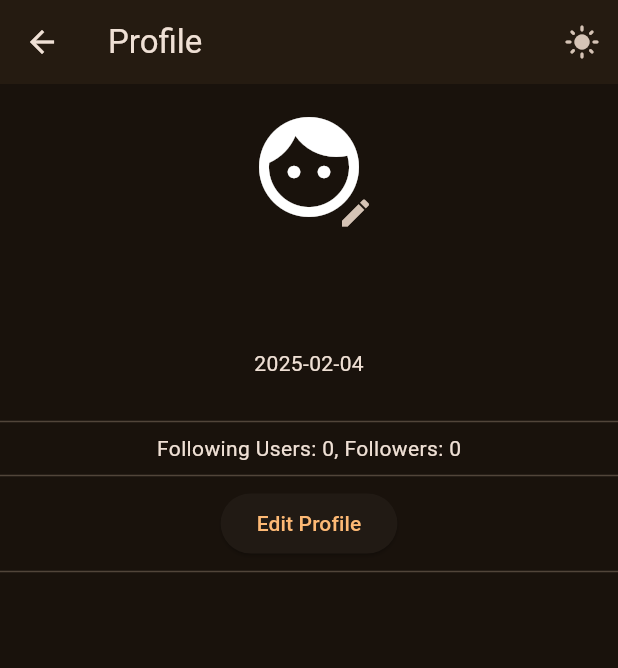
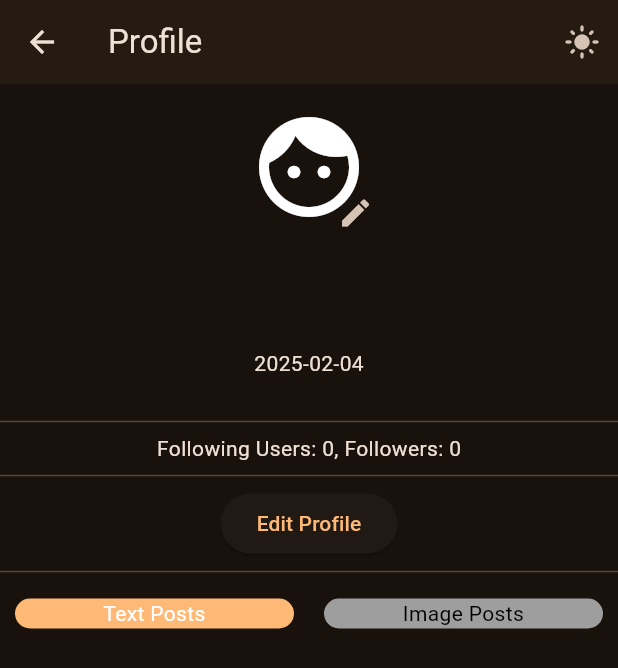
Before and after one commit to CROztk/CROztk.github.io, a Flutter app: the MyProfilePageMobile screen opened by its route, on a phone screen of 412 x 824 dp. Shown: the top 668 px of the screen. Run offline on Flutter 3.47's test engine with Material 3 defaults, Android fonts, the light colour scheme and no system bars; our stand-ins replace cloud_firestore, firebase_auth, firebase_core, firebase_storage, image_picker; accounts and stored records are empty; network calls fail.

Commit message:
some improvements

```diff
--- a/social/lib/Mobile/profile_page_m.dart
+++ b/social/lib/Mobile/profile_page_m.dart
@@ -3,6 +3,8 @@ import 'package:firebase_auth/firebase_auth.dart';
 import 'package:flutter/material.dart';
 import 'package:flutter/services.dart';
 import 'package:social/components/my_appbar.dart';
+import 'package:social/components/my_photo_post.dart';
+import 'package:social/components/my_text_post.dart';
 import 'package:social/components/my_textfield.dart';
 import 'package:social/database/firestore.dart';
 import 'package:social/database/storage.dart';
@@ -23,6 +25,7 @@ class _MyProfilePageMobileState extends State<MyProfilePageMobile> {
   TextEditingController nameController = TextEditingController();
   Timestamp dobTimestamp = Timestamp.now();
   bool isEditing = false;
+  bool isTextPostTab = true;
 
   // all user information fields
   // username, email, dob, bio, following, followers
@@ -257,8 +260,53 @@ class _MyProfilePageMobileState extends State<MyProfilePageMobile> {
                       ),
                     ),
                   const Divider(),
+                  Row(
+                    children: [
+                      Expanded(
+                        child: GestureDetector(
+                          onTap: () => setState(() => isTextPostTab = true),
+                          child: Container(
+                            margin: const EdgeInsets.all(10),
+                            decoration: BoxDecoration(
+                              color: isTextPostTab
+                                  ? Theme.of(context).colorScheme.primary
+                                  : Colors.grey,
+                              borderRadius: BorderRadius.circular(10),
+                            ),
+                            child: Text("Text Posts",
+                                textAlign: TextAlign.center,
+                                style: TextStyle(
+                                    color: isTextPostTab
+                                        ? Colors.white
+                                        : Colors.black)),
+                          ),
+                        ),
+                      ),
+                      Expanded(
+                        child: GestureDetector(
+                          onTap: () => setState(() => isTextPostTab = false),
+                          child: Container(
+                            margin: const EdgeInsets.all(10),
+                            decoration: BoxDecoration(
+                                color: isTextPostTab
+                                    ? Colors.grey
+                                    : Theme.of(context).colorScheme.primary,
+                                borderRadius: BorderRadius.circular(10)),
+                            child: Text("Image Posts",
+                                textAlign: TextAlign.center,
+                                style: TextStyle(
+                                    color: isTextPostTab
+                                        ? Colors.black
+                                        : Colors.white)),
+                          ),
+                        ),
+                      ),
+                    ],
+                  ),
                   StreamBuilder(
-                    stream: fireStore.getUserPosts(email),
+                    stream: isTextPostTab
+                        ? fireStore.getUserPosts(email)
+                        : fireStore.getUserPhotoPosts(email),
                     builder: (context, snapshot) {
                       if (snapshot.connectionState == ConnectionState.waiting) {
                         return const Center(child: CircularProgressIndicator());
@@ -277,33 +325,13 @@ class _MyProfilePageMobileState extends State<MyProfilePageMobile> {
                           child: ListView.builder(
                             itemCount: posts.length,
                             itemBuilder: (context, index) {
-                              Timestamp timestamp = posts[index]["timestamp"];
-                              String username = posts[index]["username"];
-                              String message = posts[index]["message"];
-                              if (username != username) {
-                                return const SizedBox();
-                              }
-                              return ListTile(
-                                title: Text(message),
-                                subtitle: Row(
-                                  mainAxisAlignment:
-                                      MainAxisAlignment.spaceBetween,
-                                  children: [
-                                    Text(username),
-                                    Text(timestamp
-                                        .toDate()
-                                        .toString()
-                                        .substring(0, 16)),
-                                  ],
-                                ),
-                                trailing: IconButton(
-                                  icon: const Icon(Icons.delete),
-                                  onPressed: () {
-                                    fireStore.deletePost(posts[index].id);
-                                    setState(() {});
-                                  },
-                                ),
-                              );
+                              return isTextPostTab
+                                  ? MyTextPost(
+                                      post: posts[index],
+                                    )
+                                  : MyPhotoPost(
+                                      post: posts[index],
+                                    );
                             },
                           ),
                         );
```
Also changed, not shown: social/lib/components/my_photo_post.dart (+30 -8 lines).
